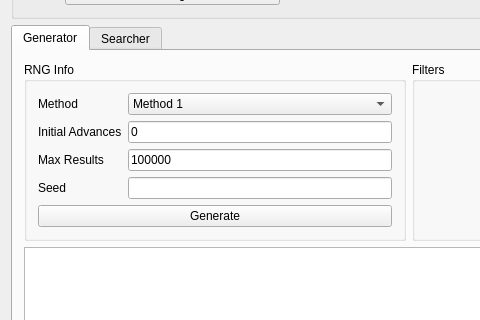
Qt form Forms/Gen3/Stationary3.ui (Admiral-Fish/PokeFinder) before a commit; both pictures show x 0 to 480 and y 87 to 407 of the 1200 by 700 pixel window.
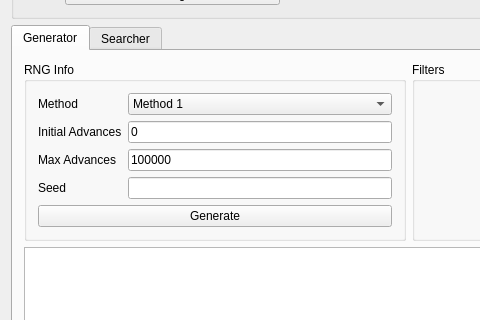
The same form after that commit. Icons and pictures are not drawn. Custom widgets are drawn as their Qt base class.

Commit message: Rename maxResults to maxAdvances

Diff of the .ui file:
```diff
--- a/Forms/Gen3/Stationary3.ui
+++ b/Forms/Gen3/Stationary3.ui
@@ -201,7 +201,7 @@
              </sizepolicy>
             </property>
             <property name="text">
-             <string>Max Results</string>
+             <string>Max Advances</string>
             </property>
            </widget>
           </item>
```
Left out of the diff: 6 changed lines with no effect on the pictures. The commit also changes 72 other files.
